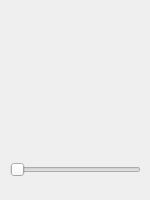
Qt form previewsection.ui (Chromecore/Sprite-Editor) before a commit.
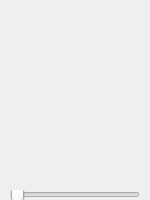
The same form after that commit.

Commit message: hooked up fps slider with model fps value

What changed in the file:
```diff
--- a/previewsection.ui
+++ b/previewsection.ui
@@ -17,11 +17,14 @@
    <property name="geometry">
     <rect>
      <x>10</x>
-     <y>160</y>
-     <width>131</width>
-     <height>20</height>
+     <y>190</y>
+     <width>130</width>
+     <height>10</height>
     </rect>
    </property>
+   <property name="maximum">
+    <number>59</number>
+   </property>
    <property name="orientation">
     <enum>Qt::Horizontal</enum>
    </property>
```
The commit also changes 2 other files.
